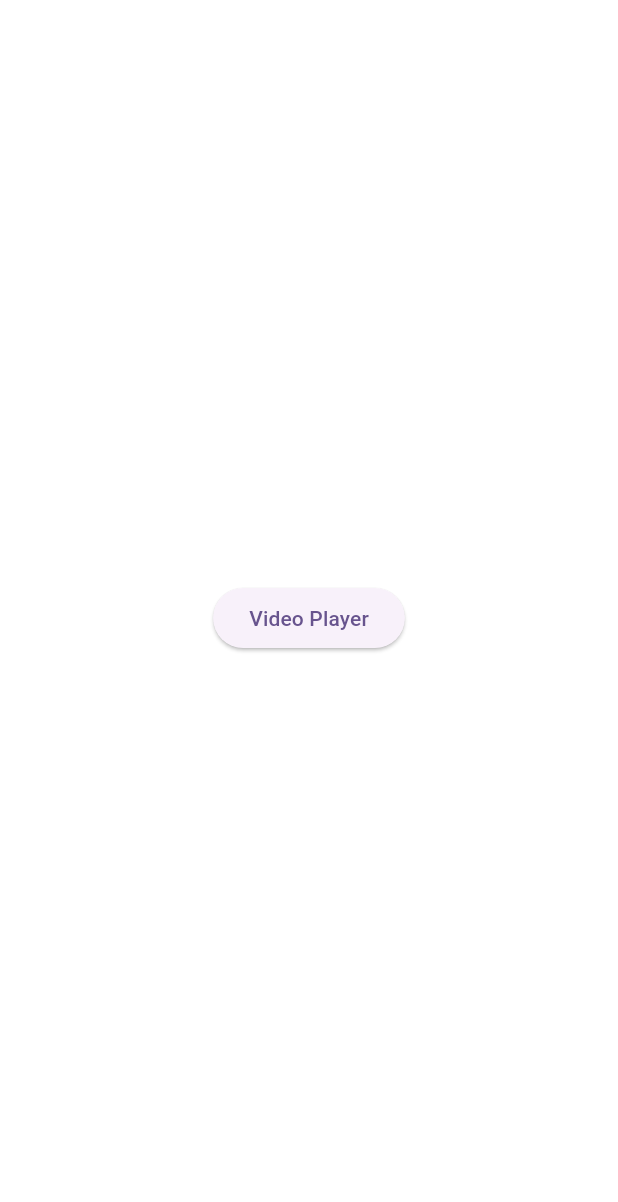
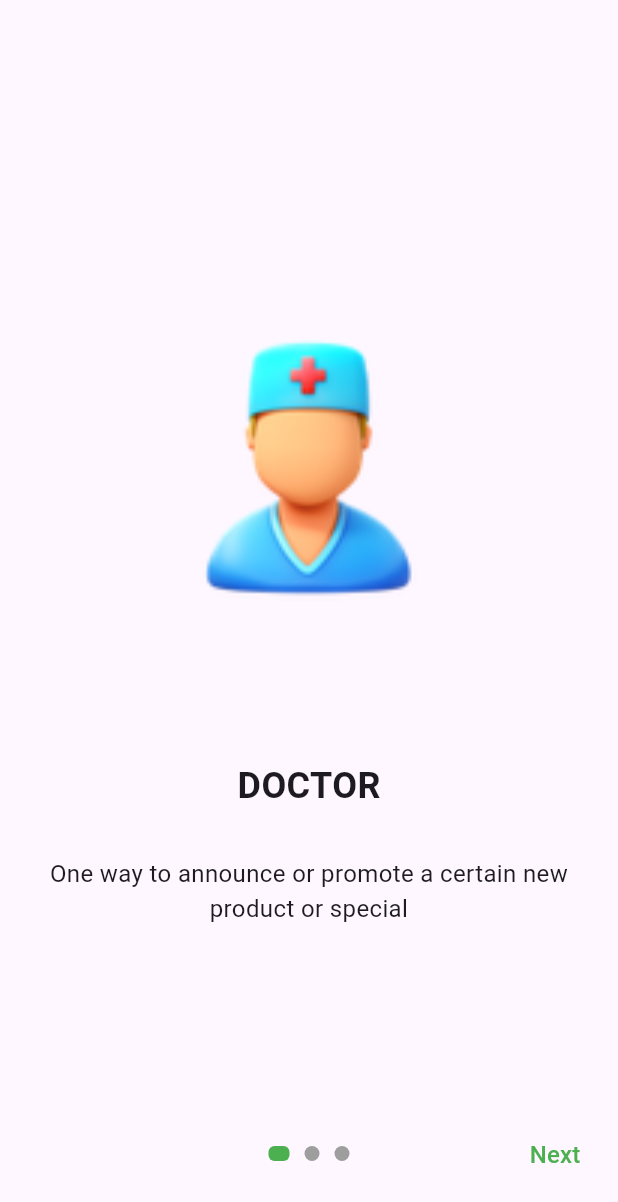
Before and after one commit to Minhal9911/chewie_player, a Flutter app: the screen it shows after launch, on a phone screen of 412 x 824 dp. Shown: the top 1202 px of the screen. Run offline on Flutter 3.47's test engine with Material 3 defaults, Android fonts, the phone set to English and light mode, and no system bars; our stand-ins replace chewie, get, video_player; missing offline and left inert: flutter_cached_pdfview.

```diff
--- a/lib/main.dart
+++ b/lib/main.dart
@@ -1,5 +1,7 @@
 import 'package:flutter/material.dart';
-import 'package:poc_flutter/screen/demo.dart';
+import 'package:poc_flutter/screen/intro_screen.dart';
+import 'package:poc_flutter/screen/onboard_screen.dart';
+import 'package:poc_flutter/screen/share_ui.dart';
 import 'package:poc_flutter/screen/video_screen.dart';
 import 'package:get/get.dart';
 import 'package:poc_flutter/screen/home_page.dart';
@@ -15,13 +17,12 @@ class MyApp extends StatelessWidget {
   @override
   Widget build(BuildContext context) {
     return GetMaterialApp(
-      title: 'Flutter Demo',
       debugShowCheckedModeBanner: false,
       theme: ThemeData(
         colorScheme: ColorScheme.fromSeed(seedColor: Colors.deepPurple),
         useMaterial3: true,
       ),
-      home: const HomePage(),
+      home: const OnboardScreen(),
     );
   }
 }
--- /dev/null
+++ b/lib/screen/onboard_screen.dart
@@ -0,0 +1,116 @@
+import 'package:flutter/material.dart';
+import 'package:get/get.dart';
+import 'package:poc_flutter/screen/home_page.dart';
+
+class OnboardScreen extends StatefulWidget {
+  const OnboardScreen({super.key});
+
+  @override
+  State<OnboardScreen> createState() => _OnboardScreenState();
+}
+
+class _OnboardScreenState extends State<OnboardScreen> {
+  late PageController pageController;
+  int _currentIndex = 0;
+
+  @override
+  void initState() {
+    super.initState();
+    pageController = PageController(initialPage: 0);
+  }
+
+  @override
+  void dispose() {
+    pageController.dispose();
+    super.dispose();
+  }
+
+  @override
+  Widget build(BuildContext context) {
+    return Scaffold(
+      body: Stack(
+        alignment: Alignment.bottomCenter,
+        children: [
+          PageView(
+            controller: pageController,
+            onPageChanged: (index) {
+              _currentIndex = index;
+              setState(() {});
+            },
+            children: [
+              buildPage(
+                  'DOCTOR',
+                  'One way to announce or promote a certain new product or special',
+                  'assets/doctor.png'),
+              buildPage(
+                  'ONLINE PAYMENT',
+                  'I know how to terrible it can be for you at night and even',
+                  'assets/payment.png'),
+              buildPage(
+                  'APPOINTMENT',
+                  'Kidney stone are very hard mineral deposits that happen to form',
+                  'assets/appointment.png')
+            ],
+          ),
+          Positioned(
+              bottom: 50,
+              left: 0,
+              right: 0,
+              child: Row(
+                mainAxisAlignment: MainAxisAlignment.center,
+                children: List.generate(3, (index) {
+                  return AnimatedContainer(
+                    duration: const Duration(milliseconds: 300),
+                    margin: const EdgeInsets.symmetric(horizontal: 5),
+                    width: _currentIndex == index ? 14 : 10,
+                    height: 10,
+                    decoration: BoxDecoration(
+                        borderRadius: BorderRadius.circular(
+                            _currentIndex == index ? 4 : 10),
+                        color: _currentIndex == index
+                            ? Colors.green
+                            : Colors.grey),
+                  );
+                }),
+              )),
+          Positioned(
+              bottom: 30,
+              right: 10,
+              child: TextButton(
+                  onPressed: () {
+                    if(_currentIndex==2){
+                      Get.to(()=>const HomePage());
+                    }else{
+                      pageController.nextPage(duration: const Duration(milliseconds: 300), curve: Curves.easeIn);
+                    }
+                  },
+                  child: Text(
+                    _currentIndex == 2 ? "Get Started" : "Next",
+                    style: const TextStyle(color: Colors.green, fontSize: 16),
+                  )))
+        ],
+      ),
+    );
+  }
+
+  Widget buildPage(String title, String body, String image) {
+    return Padding(
+        padding: const EdgeInsets.all(16),
+        child: Column(
+          mainAxisAlignment: MainAxisAlignment.center,
+          children: [
+            Image.asset(image, scale: 0.5),
+            const SizedBox(height: 100),
+            Text(title,
+                style:
+                    const TextStyle(fontSize: 24, fontWeight: FontWeight.bold)),
+            const SizedBox(height: 30),
+            Text(
+              body,
+              textAlign: TextAlign.center,
+              style: const TextStyle(fontSize: 16),
+            )
+          ],
+        ));
+  }
+}
```
Also changed, not shown: lib/controller/intro_controller.dart (added, +26 -0 lines), lib/screen/intro_screen.dart (added, +102 -0 lines), lib/screen/share_ui.dart (renamed from lib/screen/demo.dart, +26 -22 lines), assets/appointment.png (added), assets/doctor.png (added), assets/payment.png (added).
